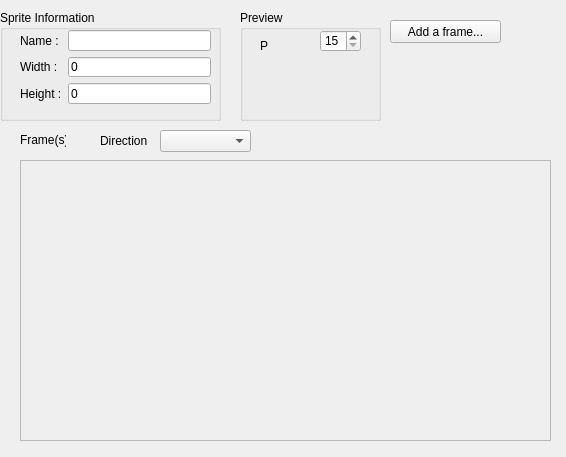
This is tools/sprite-editor/gui/direction_sprite_widget.ui in jordsti/stigame as Qt 5 draws it before an edit. The edited form follows.
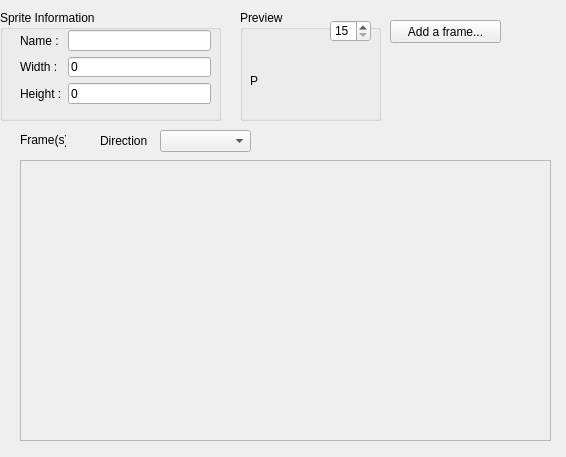
This is the edited form.

Commit message: direction sprite widget update, var_file handling for varfile sprite file 	modified:   tools/sprite-editor/direction_sprite.py 	modified:   tools/sprite-editor/direction_sprite_widget.py 	modified:   tools/sprite-editor/gui/direction_sprite_widget.py 	modified:   tools/sprite-editor/gui/direction_sprite_widget.ui 	modified:   tools/sprite-editor/main_window.py 	modified:   tools/sprite-editor/sprite.py 	modified:   tools/sprite-editor/sprite_widget.py 	new file:   tools/sprite-editor/var_file.py

What changed in the file:
```diff
--- a/tools/sprite-editor/gui/direction_sprite_widget.ui
+++ b/tools/sprite-editor/gui/direction_sprite_widget.ui
@@ -80,10 +80,10 @@
    <widget class="QLabel" name="lbl_preview">
     <property name="geometry">
      <rect>
-      <x>20</x>
-      <y>20</y>
-      <width>31</width>
-      <height>31</height>
+      <x>10</x>
+      <y>40</y>
+      <width>61</width>
+      <height>61</height>
      </rect>
     </property>
     <property name="text">
@@ -93,8 +93,8 @@
    <widget class="QSpinBox" name="sp_fps">
     <property name="geometry">
      <rect>
-      <x>80</x>
-      <y>20</y>
+      <x>90</x>
+      <y>10</y>
       <width>41</width>
       <height>22</height>
      </rect>
```
The commit also changes 7 other files.
